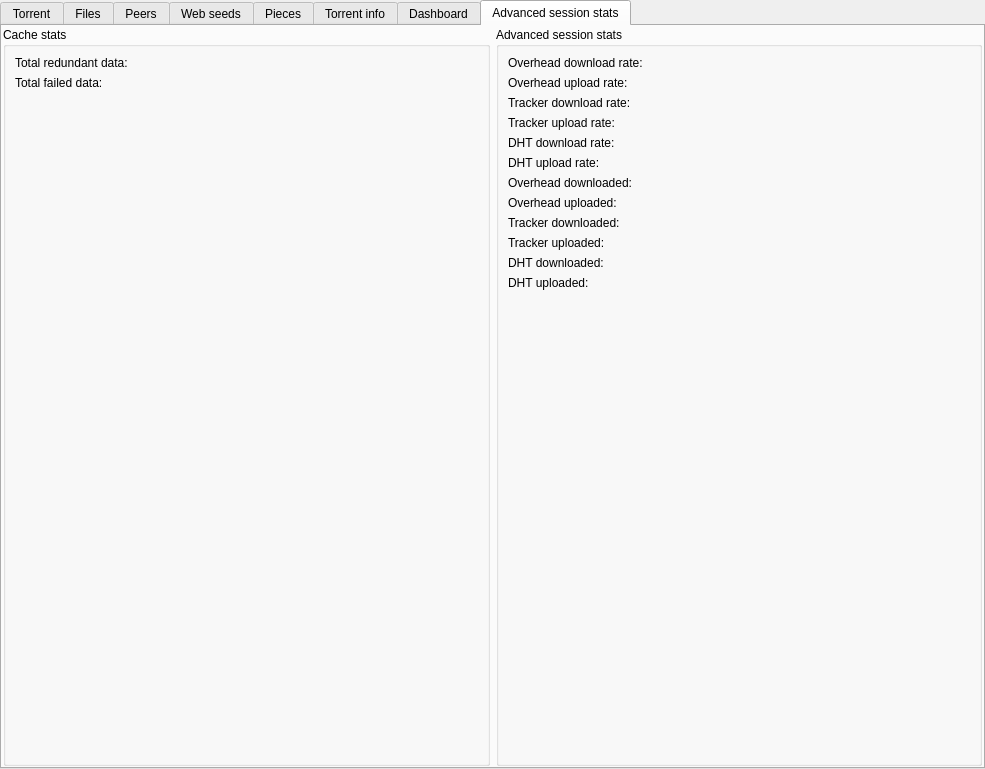
The window that src/plugins/bittorrent/torrenttabwidget.ui (0xd34df00d/leechcraft) describes before a commit, drawn with Qt 5.
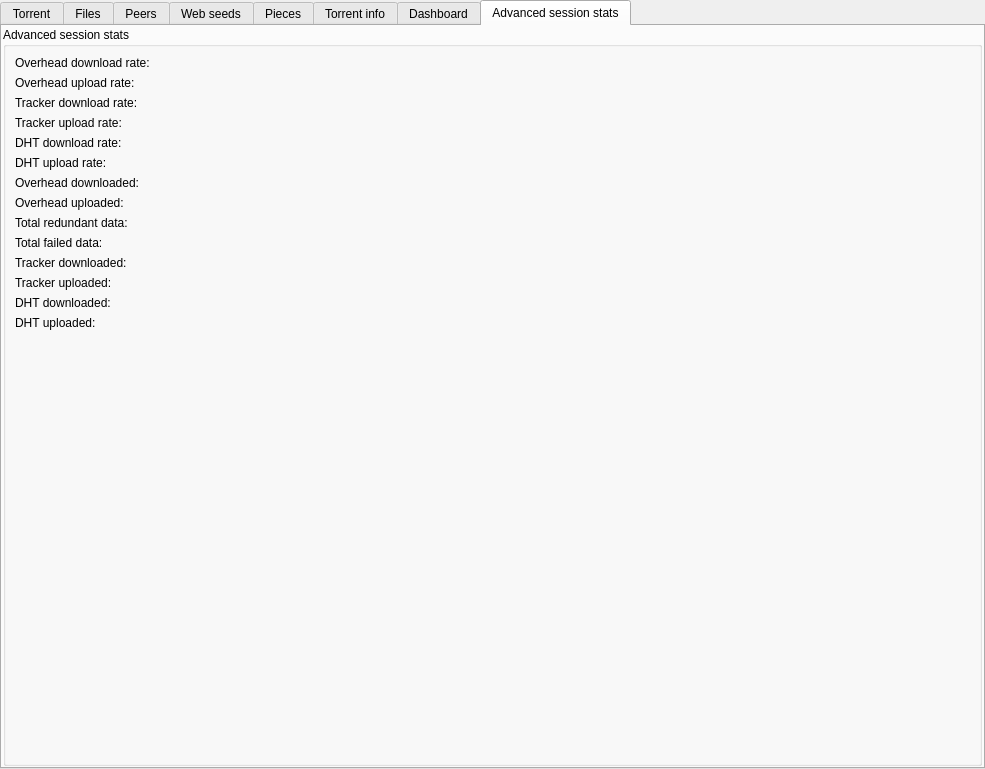
The same window after the commit. The open tabs and pages were chosen to show the change. Custom widgets are drawn as their Qt base class.

Commit message: [BT] Move what's remaining of cache stats to advanced stats box

What changed in the file:
```diff
--- a/src/plugins/bittorrent/torrenttabwidget.ui
+++ b/src/plugins/bittorrent/torrenttabwidget.ui
@@ -1406,52 +1406,6 @@
     </property>
     <item>
      <layout class="QHBoxLayout" name="horizontalLayout_7">
-      <item>
-       <widget class="QGroupBox" name="BoxCacheStats_">
-        <property name="sizePolicy">
-         <sizepolicy hsizetype="Preferred" vsizetype="Preferred">
-          <horstretch>1</horstretch>
-          <verstretch>0</verstretch>
-         </sizepolicy>
-        </property>
-        <property name="title">
-         <string>Cache stats</string>
-        </property>
-        <layout class="QFormLayout" name="formLayout">
-         <property name="fieldGrowthPolicy">
-          <enum>QFormLayout::AllNonFixedFieldsGrow</enum>
-         </property>
-         <item row="1" column="1">
-          <widget class="QLabel" name="LabelTotalFailedData_">
-           <property name="text">
-            <string/>
-           </property>
-          </widget>
-         </item>
-         <item row="0" column="0">
-          <widget class="QLabel" name="label_63">
-           <property name="text">
-            <string>Total redundant data:</string>
-           </property>
-          </widget>
-         </item>
-         <item row="0" column="1">
-          <widget class="QLabel" name="LabelTotalRedundantData_">
-           <property name="text">
-            <string/>
-           </property>
-          </widget>
-         </item>
-         <item row="1" column="0">
-          <widget class="QLabel" name="label_59">
-           <property name="text">
-            <string>Total failed data:</string>
-           </property>
-          </widget>
-         </item>
-        </layout>
-       </widget>
-      </item>
       <item>
        <widget class="QGroupBox" name="BoxAdvancedSessionStats_">
         <property name="sizePolicy">
@@ -1579,62 +1533,90 @@
            </property>
           </widget>
          </item>
-         <item row="8" column="0">
+         <item row="10" column="0">
           <widget class="QLabel" name="label_70">
            <property name="text">
             <string>Tracker downloaded:</string>
            </property>
           </widget>
          </item>
-         <item row="8" column="1">
+         <item row="10" column="1">
           <widget class="QLabel" name="LabelTrackerDownloaded_">
            <property name="text">
             <string/>
            </property>
           </widget>
          </item>
-         <item row="9" column="0">
+         <item row="11" column="0">
           <widget class="QLabel" name="label_71">
            <property name="text">
             <string>Tracker uploaded:</string>
            </property>
           </widget>
          </item>
-         <item row="9" column="1">
+         <item row="11" column="1">
           <widget class="QLabel" name="LabelTrackerUploaded_">
            <property name="text">
             <string/>
            </property>
           </widget>
          </item>
-         <item row="10" column="0">
+         <item row="12" column="0">
           <widget class="QLabel" name="label_68">
            <property name="text">
             <string>DHT downloaded:</string>
            </property>
           </widget>
          </item>
-         <item row="10" column="1">
+         <item row="12" column="1">
           <widget class="QLabel" name="LabelDHTDownloaded_">
            <property name="text">
             <string/>
            </property>
           </widget>
          </item>
-         <item row="11" column="0">
+         <item row="13" column="0">
           <widget class="QLabel" name="label_69">
            <property name="text">
             <string>DHT uploaded:</string>
            </property>
           </widget>
          </item>
-         <item row="11" column="1">
+         <item row="13" column="1">
           <widget class="QLabel" name="LabelDHTUploaded_">
            <property name="text">
             <string/>
            </property>
           </widget>
          </item>
+         <item row="8" column="0">
+          <widget class="QLabel" name="label_63">
+           <property name="text">
+            <string>Total redundant data:</string>
+           </property>
+          </widget>
+         </item>
+         <item row="8" column="1">
+          <widget class="QLabel" name="LabelTotalRedundantData_">
+           <property name="text">
+            <string/>
+           </property>
+          </widget>
+         </item>
+         <item row="9" column="0">
+          <widget class="QLabel" name="label_59">
+           <property name="text">
+            <string>Total failed data:</string>
+           </property>
+          </widget>
+         </item>
+         <item row="9" column="1">
+          <widget class="QLabel" name="LabelTotalFailedData_">
+           <property name="text">
+            <string/>
+           </property>
+          </widget>
+         </item>
         </layout>
        </widget>
       </item>
```
The commit also changes 2 other files.
